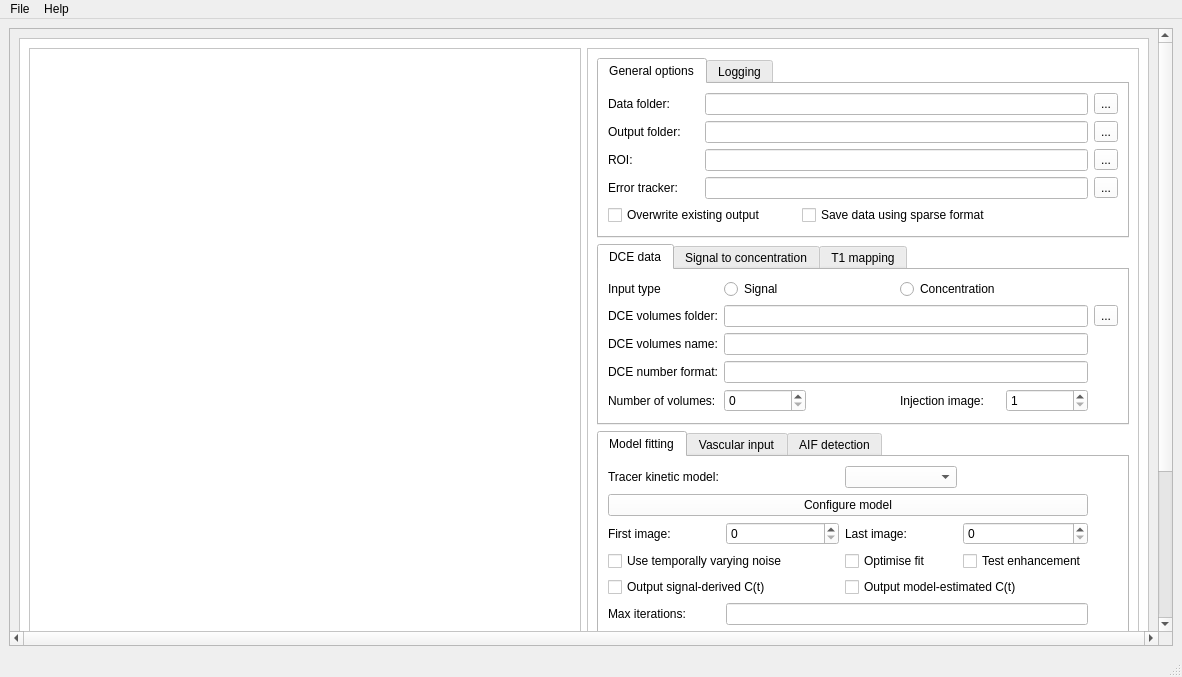
Qt form madym/qt_gui/madym_gui.ui (michaelberks/madym_cxx) before a commit.
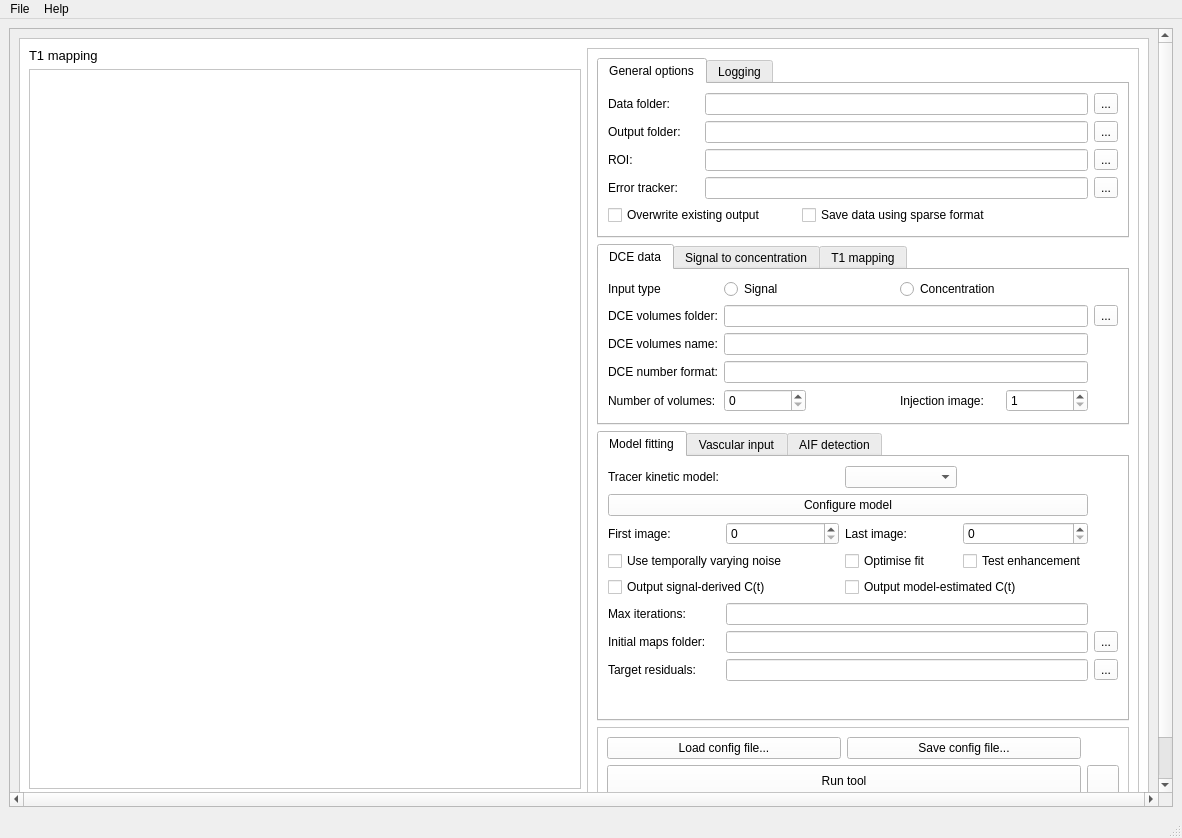
The same form after that commit. Icons and pictures are not drawn.

Commit message: feat(GUI): add labels to make clear which tool is in focus

What changed in the file:
```diff
--- a/madym/qt_gui/madym_gui.ui
+++ b/madym/qt_gui/madym_gui.ui
@@ -7,7 +7,7 @@
     <x>0</x>
     <y>0</y>
     <width>1182</width>
-    <height>677</height>
+    <height>838</height>
    </rect>
   </property>
   <property name="minimumSize">
@@ -41,8 +41,8 @@
         <rect>
          <x>0</x>
          <y>0</y>
-         <width>1156</width>
-         <height>944</height>
+         <width>1145</width>
+         <height>764</height>
         </rect>
        </property>
        <layout class="QHBoxLayout" name="horizontalLayout_2">
@@ -186,15 +186,6 @@
                </color>
               </brush>
              </colorrole>
-             <colorrole role="PlaceholderText">
-              <brush brushstyle="NoBrush">
-               <color alpha="128">
-                <red>0</red>
-                <green>0</green>
-                <blue>0</blue>
-               </color>
-              </brush>
-             </colorrole>
             </active>
             <inactive>
              <colorrole role="WindowText">
@@ -332,15 +323,6 @@
                </color>
               </brush>
              </colorrole>
-             <colorrole role="PlaceholderText">
-              <brush brushstyle="NoBrush">
-               <color alpha="128">
-                <red>0</red>
-                <green>0</green>
-                <blue>0</blue>
-               </color>
-              </brush>
-             </colorrole>
             </inactive>
             <disabled>
              <colorrole role="WindowText">
@@ -478,15 +460,6 @@
                </color>
               </brush>
              </colorrole>
-             <colorrole role="PlaceholderText">
-              <brush brushstyle="NoBrush">
-               <color alpha="128">
-                <red>0</red>
-                <green>0</green>
-                <blue>0</blue>
-               </color>
-              </brush>
-             </colorrole>
             </disabled>
            </palette>
           </property>
@@ -616,13 +589,24 @@
           <widget class="QWidget" name="runPage">
            <layout class="QGridLayout" name="gridLayout_8">
             <item row="0" column="0">
-             <widget class="QPlainTextEdit" name="cmdTextEdit">
-              <property name="readOnly">
-               <bool>true</bool>
+             <widget class="QLabel" name="toolLabel">
+              <property name="minimumSize">
+               <size>
+                <width>0</width>
+                <height>0</height>
+               </size>
+              </property>
+              <property name="font">
+               <font>
+                <pointsize>10</pointsize>
+               </font>
+              </property>
+              <property name="text">
+               <string>T1 mapping</string>
               </property>
              </widget>
             </item>
-            <item row="0" column="1" rowspan="2">
+            <item row="0" column="1" rowspan="3">
              <widget class="QFrame" name="controls">
               <property name="maximumSize">
                <size>
@@ -1629,6 +1613,26 @@
               </layout>
              </widget>
             </item>
+            <item row="1" column="0">
+             <widget class="QPlainTextEdit" name="cmdTextEdit">
+              <property name="readOnly">
+               <bool>true</bool>
+              </property>
+             </widget>
+            </item>
+            <item row="2" column="0">
+             <widget class="QPushButton" name="clearLogButton">
+              <property name="minimumSize">
+               <size>
+                <width>0</width>
+                <height>0</height>
+               </size>
+              </property>
+              <property name="text">
+               <string>Clear log window</string>
+              </property>
+             </widget>
+            </item>
            </layout>
           </widget>
          </widget>
```
Left out of the diff: 2 changed lines with no effect on the pictures. The commit also changes 2 other files.
